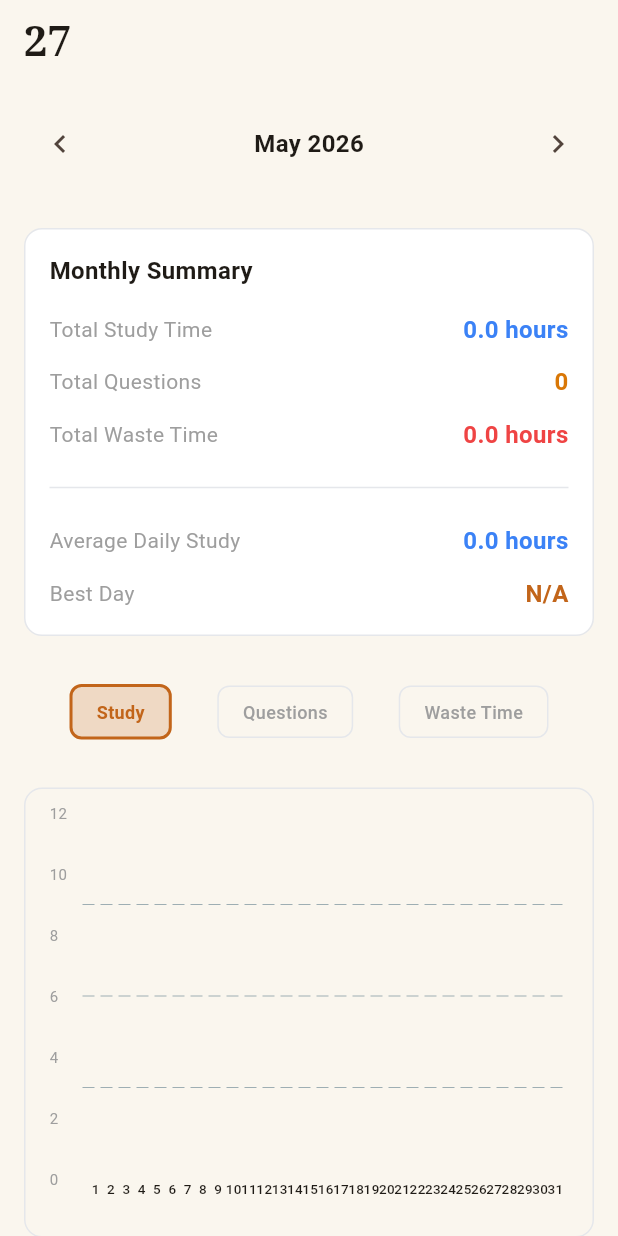
After one commit to sakshamgenz/1up-app, a Flutter app: the MonthlyStatsScreen screen opened directly, after a tap on the "chevron left" icon, on a phone screen of 412 x 824 dp. The commit adds this screen. Run offline on Flutter 3.47's test engine with Material 3 defaults, Android fonts, the light colour scheme and no system bars; drawn by our look-alikes of fl_chart; our stand-ins replace audioplayers, flutter_local_notifications, sqflite; missing offline and left inert: android_alarm_manager_plus; accounts and stored records are empty; Roboto replaces fonts that are missing (Serif); statements that could not run were skipped.

Commit message:
Step 7: Monthly Stats screen - monthly graph, summary, and consistency grid

```diff
--- a/lib/main.dart
+++ b/lib/main.dart
@@ -4,8 +4,10 @@ import 'theme/app_theme.dart';
 import 'providers/day_planner_provider.dart';
 import 'providers/day_review_provider.dart';
 import 'providers/weekly_stats_provider.dart';
+import 'providers/monthly_stats_provider.dart';
 import 'screens/day_planner_screen.dart';
 import 'screens/weekly_overview_screen.dart';
+import 'screens/monthly_stats_screen.dart';
 
 void main() async {
   WidgetsFlutterBinding.ensureInitialized();
@@ -22,6 +24,7 @@ class MyApp extends StatelessWidget {
         ChangeNotifierProvider(create: (_) => DayPlannerProvider()),
         ChangeNotifierProvider(create: (_) => DayReviewProvider()),
         ChangeNotifierProvider(create: (_) => WeeklyStatsProvider()),
+        ChangeNotifierProvider(create: (_) => MonthlyStatsProvider()),
       ],
       child: MaterialApp(
         title: 'JEE Planner',
@@ -51,8 +54,7 @@ class _MainNavigationState extends State<MainNavigation> {
         children: const [
           DayPlannerScreen(),
           WeeklyOverviewScreen(),
-          // Stats screen will be added in Step 7
-          Placeholder(),
+          MonthlyStatsScreen(),
         ],
       ),
       bottomNavigationBar: BottomNavigationBar(
--- /dev/null
+++ b/lib/providers/monthly_stats_provider.dart
@@ -0,0 +1,125 @@
+import 'package:flutter/material.dart';
+import 'package:intl/intl.dart';
+import '../models/task.dart';
+import '../models/task_log.dart';
+import '../database/database_helper.dart';
+
+class MonthlyStatsProvider extends ChangeNotifier {
+  final DatabaseHelper _dbHelper = DatabaseHelper();
+  Map<String, Map<String, dynamic>> _dailyStats = {};
+  DateTime _selectedMonth = DateTime.now();
+
+  Map<String, Map<String, dynamic>> get dailyStats => _dailyStats;
+  DateTime get selectedMonth => _selectedMonth;
+
+  Future<void> loadMonthlyStats(DateTime month) async {
+    _selectedMonth = DateTime(month.year, month.month);
+    _dailyStats = {};
+
+    final daysInMonth = DateTime(_selectedMonth.year, _selectedMonth.month + 1, 0).day;
+
+    for (int day = 1; day <= daysInMonth; day++) {
+      final date = DateTime(_selectedMonth.year, _selectedMonth.month, day);
+      final dateStr = DateFormat('yyyy-MM-dd').format(date);
+
+      final tasks = await _dbHelper.getTasksByDate(dateStr);
+
+      int studyMinutes = 0;
+      int questionsCount = 0;
+      int wasteTimeMinutes = 0;
+
+      for (final task in tasks) {
+        final t = Task.fromMap(task);
+        final logs = await _dbHelper.getTaskLogsByTaskId(t.id);
+
+        if (t.type == TaskType.study && logs.isNotEmpty) {
+          for (final log in logs) {
+            final taskLog = TaskLog.fromMap(log);
+            studyMinutes += taskLog.actualDurationMinutes;
+          }
+        } else if (t.type == TaskType.questions && logs.isNotEmpty) {
+          for (final log in logs) {
+            final taskLog = TaskLog.fromMap(log);
+            questionsCount += (taskLog.questionsAttempted ?? 0);
+          }
+        } else if (t.type == TaskType.wasteTime && logs.isNotEmpty) {
+          for (final log in logs) {
+            final taskLog = TaskLog.fromMap(log);
+            wasteTimeMinutes += taskLog.actualDurationMinutes;
+          }
+        }
+      }
+
+      _dailyStats[dateStr] = {
+        'study_hours': (studyMinutes / 60).toStringAsFixed(1),
+        'questions': questionsCount,
+        'waste_time_hours': (wasteTimeMinutes / 60).toStringAsFixed(1),
+        'date': date,
+        'study_minutes': studyMinutes,
+      };
+    }
+
+    notifyListeners();
+  }
+
+  void goToPreviousMonth() async {
+    final previousMonth = DateTime(_selectedMonth.year, _selectedMonth.month - 1);
+    await loadMonthlyStats(previousMonth);
+  }
+
+  void goToNextMonth() async {
+    final nextMonth = DateTime(_selectedMonth.year, _selectedMonth.month + 1);
+    await loadMonthlyStats(nextMonth);
+  }
+
+  void goToCurrentMonth() async {
+    await loadMonthlyStats(DateTime.now());
+  }
+
+  double getMonthlyTotalStudy() {
+    double total = 0;
+    for (final stats in _dailyStats.values) {
+      total += double.parse(stats['study_hours'].toString());
+    }
+    return total;
+  }
+
+  int getMonthlyTotalQuestions() {
+    int total = 0;
+    for (final stats in _dailyStats.values) {
+      total += (stats['questions'] as int);
+    }
+    return total;
+  }
+
+  double getMonthlyTotalWasteTime() {
+    double total = 0;
+    for (final stats in _dailyStats.values) {
+      total += double.parse(stats['waste_time_hours'].toString());
+    }
+    return total;
+  }
+
+  double getMonthlyAverageDailyStudy() {
+    final total = getMonthlyTotalStudy();
+    final daysInMonth = DateTime(_selectedMonth.year, _selectedMonth.month + 1, 0).day;
+    return total / daysInMonth;
+  }
+
+  String getBestDay() {
+    double maxStudy = 0;
+    String bestDayStr = '';
+
+    _dailyStats.forEach((dateStr, stats) {
+      final studyHours = double.parse(stats['study_hours'].toString());
+      if (studyHours > maxStudy) {
+        maxStudy = studyHours;
+        bestDayStr = dateStr;
+      }
+    });
+
+    if (bestDayStr.isEmpty) return 'N/A';
+    final date = DateTime.parse(bestDayStr);
+    return '${date.day} (${maxStudy.toStringAsFixed(1)}h)';
+  }
+}
--- /dev/null
+++ b/lib/screens/monthly_stats_screen.dart
@@ -0,0 +1,228 @@
+import 'package:flutter/material.dart';
+import 'package:provider/provider.dart';
+import 'package:intl/intl.dart';
+import '../providers/monthly_stats_provider.dart';
+import '../theme/app_theme.dart';
+import '../utils/utils.dart';
+import '../widgets/monthly_graph.dart';
+import '../widgets/consistency_grid.dart';
+
+class MonthlyStatsScreen extends StatefulWidget {
+  const MonthlyStatsScreen({Key? key}) : super(key: key);
+
+  @override
+  State<MonthlyStatsScreen> createState() => _MonthlyStatsScreenState();
+}
+
+class _MonthlyStatsScreenState extends State<MonthlyStatsScreen> {
+  late MonthlyStatsProvider _monthlyProvider;
+  int _selectedMetric = 0; // 0: study, 1: questions, 2: waste time
+
+  @override
+  void initState() {
+    super.initState();
+    _monthlyProvider = context.read<MonthlyStatsProvider>();
+    WidgetsBinding.instance.addPostFrameCallback((_) {
+      _monthlyProvider.loadMonthlyStats(DateTime.now());
+    });
+  }
+
+  @override
+  Widget build(BuildContext context) {
+    return Scaffold(
+      appBar: AppBar(
+        elevation: 0,
+        backgroundColor: AppColors.background,
+        title: const Text('27'),
+        centerTitle: false,
+      ),
+      body: Consumer<MonthlyStatsProvider>(
+        builder: (context, provider, _) {
+          return SingleChildScrollView(
+            child: Column(
+              children: [
+                _buildMonthHeader(provider),
+                _buildMonthlyStats(provider),
+                _buildGraphSection(provider),
+                _buildConsistencyGrid(provider),
+              ],
+            ),
+          );
+        },
+      ),
+    );
+  }
+
+  Widget _buildMonthHeader(MonthlyStatsProvider provider) {
+    return Padding(
+      padding: const EdgeInsets.all(16.0),
+      child: Row(
+        mainAxisAlignment: MainAxisAlignment.spaceBetween,
+        children: [
+          IconButton(
+            icon: const Icon(Icons.chevron_left),
+            onPressed: provider.goToPreviousMonth,
+          ),
+          Text(
+            TimeUtils.getMonthYear(provider.selectedMonth),
+            style: const TextStyle(
+              fontSize: 16,
+              fontWeight: FontWeight.w600,
+            ),
+          ),
+          IconButton(
+            icon: const Icon(Icons.chevron_right),
+            onPressed: provider.goToNextMonth,
+          ),
+        ],
+      ),
+    );
+  }
+
+  Widget _buildMonthlyStats(MonthlyStatsProvider provider) {
+    return Container(
+      margin: const EdgeInsets.all(16.0),
+      padding: const EdgeInsets.all(16.0),
+      decoration: BoxDecoration(
+        color: AppColors.cardBackground,
+        borderRadius: BorderRadius.circular(12),
+        border: Border.all(color: AppColors.divider),
+      ),
+      child: Column(
+        crossAxisAlignment: CrossAxisAlignment.start,
+        children: [
+          const Text(
+            'Monthly Summary',
+            style: TextStyle(
+              fontSize: 16,
+              fontWeight: FontWeight.w600,
+            ),
+          ),
+          const SizedBox(height: 16),
+          _buildStatRow(
+            'Total Study Time',
+            '${provider.getMonthlyTotalStudy().toStringAsFixed(1)} hours',
+            AppColors.physicsBlue,
+          ),
+          const SizedBox(height: 12),
+          _buildStatRow(
+            'Total Questions',
+            '${provider.getMonthlyTotalQuestions()}',
+            AppColors.mathsAmber,
+          ),
+          const SizedBox(height: 12),
+          _buildStatRow(
+            'Total Waste Time',
+            '${provider.getMonthlyTotalWasteTime().toStringAsFixed(1)} hours',
+            AppColors.wasteTimeRed,
+          ),
+          const SizedBox(height: 16),
+          const Divider(color: AppColors.divider),
+          const SizedBox(height: 16),
+          _buildStatRow(
+            'Average Daily Study',
+            '${provider.getMonthlyAverageDailyStudy().toStringAsFixed(1)} hours',
+            AppColors.physicsBlue,
+          ),
+          const SizedBox(height: 12),
+          _buildStatRow(
+            'Best Day',
+            provider.getBestDay(),
+            AppColors.accentOrange,
+          ),
+        ],
+      ),
+    );
+  }
+
+  Widget _buildStatRow(String label, String value, Color color) {
+    return Row(
+      mainAxisAlignment: MainAxisAlignment.spaceBetween,
+      children: [
+        Text(
+          label,
+          style: const TextStyle(
+            fontSize: 14,
+            color: Colors.grey,
+          ),
+        ),
+        Text(
+          value,
+          style: TextStyle(
+            fontSize: 16,
+            fontWeight: FontWeight.w600,
+            color: color,
+          ),
+        ),
+      ],
+    );
+  }
+
+  Widget _buildGraphSection(MonthlyStatsProvider provider) {
+    return Column(
+      children: [
+        Padding(
+          padding: const EdgeInsets.all(16.0),
+          child: Row(
+            mainAxisAlignment: MainAxisAlignment.spaceEvenly,
+            children: [
+              _buildMetricToggle(0, 'Study', _selectedMetric == 0),
+              _buildMetricToggle(1, 'Questions', _selectedMetric == 1),
+              _buildMetricToggle(2, 'Waste Time', _selectedMetric == 2),
+            ],
+          ),
+        ),
+        MonthlyGraph(
+          provider: provider,
+          metricIndex: _selectedMetric,
+        ),
+      ],
+    );
+  }
+
+  Widget _buildConsistencyGrid(MonthlyStatsProvider provider) {
+    return Column(
+      crossAxisAlignment: CrossAxisAlignment.start,
+      children: [
+        Padding(
+          padding: const EdgeInsets.all(16.0),
+          child: const Text(
+            'Consistency Tracker',
+            style: TextStyle(
+              fontSize: 16,
+              fontWeight: FontWeight.w600,
+            ),
+          ),
+        ),
+        ConsistencyGrid(provider: provider),
+        const SizedBox(height: 24),
+      ],
+    );
+  }
+
+  Widget _buildMetricToggle(int index, String label, bool isSelected) {
+    return GestureDetector(
+      onTap: () => setState(() => _selectedMetric = index),
+      child: Container(
+        padding: const EdgeInsets.symmetric(horizontal: 16, vertical: 8),
+        decoration: BoxDecoration(
+          color: isSelected
+              ? AppColors.accentOrange.withOpacity(0.2)
+              : AppColors.background,
+          borderRadius: BorderRadius.circular(8),
+          border: isSelected
+              ? Border.all(color: AppColors.accentOrange, width: 2)
+              : Border.all(color: AppColors.divider),
+        ),
+        child: Text(
+          label,
+          style: TextStyle(
+            fontSize: 12,
+            fontWeight: isSelected ? FontWeight.bold : FontWeight.w500,
+            color: isSelected ? AppColors.accentOrange : Colors.grey,
+          ),
+        ),
+      ),
+    );
+  }
+}
--- /dev/null
+++ b/lib/widgets/consistency_grid.dart
@@ -0,0 +1,198 @@
+import 'package:flutter/material.dart';
+import 'package:intl/intl.dart';
+import '../providers/monthly_stats_provider.dart';
+import '../theme/app_theme.dart';
+
+class ConsistencyGrid extends StatelessWidget {
+  final MonthlyStatsProvider provider;
+
+  const ConsistencyGrid({Key? key, required this.provider}) : super(key: key);
+
+  @override
+  Widget build(BuildContext context) {
+    final daysInMonth = DateTime(
+      provider.selectedMonth.year,
+      provider.selectedMonth.month + 1,
+      0,
+    ).day;
+
+    final dayLabels = ['Mon', 'Tue', 'Wed', 'Thu', 'Fri', 'Sat', 'Sun'];
+    final firstDayOfMonth = DateTime(
+      provider.selectedMonth.year,
+      provider.selectedMonth.month,
+      1,
+    );
+    final firstWeekday = firstDayOfMonth.weekday - 1;
+
+    return Container(
+      margin: const EdgeInsets.symmetric(horizontal: 16.0),
+      padding: const EdgeInsets.all(16.0),
+      decoration: BoxDecoration(
+        color: AppColors.cardBackground,
+        borderRadius: BorderRadius.circular(12),
+        border: Border.all(color: AppColors.divider),
+      ),
+      child: Column(
+        crossAxisAlignment: CrossAxisAlignment.start,
+        children: [
+          // Day labels
+          Row(
+            mainAxisAlignment: MainAxisAlignment.spaceEvenly,
+            children: dayLabels
+                .map(
+                  (label) => SizedBox(
+                    width: 45,
+                    child: Text(
+                      label,
+                      textAlign: TextAlign.center,
+                      style: const TextStyle(
+                        fontSize: 10,
+                        fontWeight: FontWeight.w600,
+                        color: Colors.grey,
+                      ),
+                    ),
+                  ),
+                )
+                .toList(),
+          ),
+          const SizedBox(height: 12),
+          // Grid of days
+          ..._buildWeeks(daysInMonth, firstWeekday, provider),
+          const SizedBox(height: 12),
+          // Legend
+          Row(
+            mainAxisAlignment: MainAxisAlignment.spaceBetween,
+            children: [
+              _buildLegendItem('0h', AppColors.background),
+              _buildLegendItem('1-4h', AppColors.accentOrange.withOpacity(0.3)),
+              _buildLegendItem('4-8h', AppColors.accentOrange.withOpacity(0.6)),
+              _buildLegendItem('8+h', AppColors.accentOrange),
+            ],
+          ),
+        ],
+      ),
+    );
+  }
+
+  List<Widget> _buildWeeks(
+    int daysInMonth,
+    int firstWeekday,
+    MonthlyStatsProvider provider,
+  ) {
+    final weeks = <Widget>[];
+    int dayCounter = 1;
+
+    while (dayCounter <= daysInMonth) {
+      final week = <Widget>[];
+
+      // Add empty cells for days before the month starts
+      if (weeks.isEmpty) {
+        for (int i = 0; i < firstWeekday; i++) {
+          week.add(
+            SizedBox(
+              width: 45,
+              height: 45,
+              child: Container(),
+            ),
+          );
+        }
+      }
+
+      // Add day cells
+      while (week.length < 7 && dayCounter <= daysInMonth) {
+        final date = DateTime(
+          provider.selectedMonth.year,
+          provider.selectedMonth.month,
+          dayCounter,
+        );
+        final dateStr = DateFormat('yyyy-MM-dd').format(date);
+        final stats = provider.dailyStats[dateStr];
+
+        final studyMinutes = (stats?['study_minutes'] as int?) ?? 0;
+        final studyHours = studyMinutes / 60;
+
+        week.add(_buildDayCell(dayCounter, studyHours));
+        dayCounter++;
+      }
+
+      // Add empty cells to complete the week
+      while (week.length < 7) {
+        week.add(
+          SizedBox(
+            width: 45,
+            height: 45,
+            child: Container(),
+          ),
+        );
+      }
+
+      weeks.add(
+        Row(
+          mainAxisAlignment: MainAxisAlignment.spaceEvenly,
+          children: week,
+        ),
+      );
+      weeks.add(const SizedBox(height: 8));
+    }
+
+    return weeks;
+  }
+
+  Widget _buildDayCell(int day, double studyHours) {
+    Color cellColor;
+
+    if (studyHours >= 8) {
+      cellColor = AppColors.accentOrange;
+    } else if (studyHours >= 4) {
+      cellColor = AppColors.accentOrange.withOpacity(0.6);
+    } else if (studyHours >= 1) {
+      cellColor = AppColors.accentOrange.withOpacity(0.3);
+    } else {
+      cellColor = AppColors.background;
+    }
+
+    return Container(
+      width: 45,
+      height: 45,
+      decoration: BoxDecoration(
+        color: cellColor,
+        borderRadius: BorderRadius.circular(6),
+        border: Border.all(color: AppColors.divider, width: 0.5),
+      ),
+      child: Center(
+        child: Text(
+          day.toString(),
+          style: const TextStyle(
+            fontSize: 11,
+            fontWeight: FontWeight.w600,
+            color: AppColors.primaryText,
+          ),
+        ),
+      ),
+    );
+  }
+
+  Widget _buildLegendItem(String label, Color color) {
+    return Row(
+      mainAxisSize: MainAxisSize.min,
+      children: [
+        Container(
+          width: 12,
+          height: 12,
+          decoration: BoxDecoration(
+            color: color,
+            borderRadius: BorderRadius.circular(2),
+          ),
+        ),
+        const SizedBox(width: 4),
+        Text(
+          label,
+          style: const TextStyle(
+            fontSize: 10,
+            color: Colors.grey,
+          ),
+        ),
+      ],
+    );
+  }
+}
--- /dev/null
+++ b/lib/widgets/monthly_graph.dart
@@ -0,0 +1,158 @@
+import 'package:flutter/material.dart';
+import 'package:fl_chart/fl_chart.dart';
+import 'package:intl/intl.dart';
+import '../providers/monthly_stats_provider.dart';
+
+class MonthlyGraph extends StatelessWidget {
+  final MonthlyStatsProvider provider;
+  final int metricIndex; // 0: study, 1: questions, 2: waste time
+
+  const MonthlyGraph({
+    Key? key,
+    required this.provider,
+    required this.metricIndex,
+  }) : super(key: key);
+
+  @override
+  Widget build(BuildContext context) {
+    final daysInMonth = DateTime(
+      provider.selectedMonth.year,
+      provider.selectedMonth.month + 1,
+      0,
+    ).day;
+
+    final barGroups = <BarChartGroupData>[];
+    double maxY = 10;
+
+    for (int day = 1; day <= daysInMonth; day++) {
+      final date = DateTime(
+        provider.selectedMonth.year,
+        provider.selectedMonth.month,
+        day,
+      );
+      final dateStr = DateFormat('yyyy-MM-dd').format(date);
+      final stats = provider.dailyStats[dateStr];
+
+      double value = 0;
+      if (stats != null) {
+        if (metricIndex == 0) {
+          // Study time in hours
+          value = double.parse(stats['study_hours'].toString());
+        } else if (metricIndex == 1) {
+          // Questions attempted
+          value = (stats['questions'] as int).toDouble();
+        } else {
+          // Waste time in hours
+          value = double.parse(stats['waste_time_hours'].toString());
+        }
+      }
+
+      barGroups.add(
+        BarChartGroupData(
+          x: day - 1,
+          barRods: [
+            BarChartRodData(
+              toY: value,
+              color: _getBarColor(metricIndex),
+              width: 3,
+              borderRadius: const BorderRadius.vertical(
+                top: Radius.circular(3),
+              ),
+            ),
+          ],
+        ),
+      );
+
+      if (value > maxY) {
+        maxY = value;
+      }
+    }
+
+    // Add some padding to max Y
+    maxY = (maxY * 1.2).ceilToDouble();
+
+    return Padding(
+      padding: const EdgeInsets.all(16.0),
+      child: Container(
+        height: 300,
+        decoration: BoxDecoration(
+          color: const Color(0xFFFAF6EE),
+          borderRadius: BorderRadius.circular(12),
+          border: Border.all(color: const Color(0xFFE5E7EB)),
+        ),
+        padding: const EdgeInsets.all(16),
+        child: BarChart(
+          BarChartData(
+            alignment: BarChartAlignment.spaceEvenly,
+            maxY: maxY,
+            barTouchData: BarTouchData(
+              enabled: true,
+              touchTooltipData: BarTouchTooltipData(
+                tooltipBgColor: const Color(0xFF1F1B16),
+                tooltipRoundedRadius: 8,
+              ),
+            ),
+            titlesData: FlTitlesData(
+              show: true,
+              bottomTitles: AxisTitles(
+                sideTitles: SideTitles(
+                  showTitles: true,
+                  interval: daysInMonth > 20 ? 5 : 1,
+                  getTitlesWidget: (value, meta) {
+                    return Text(
+                      (value.toInt() + 1).toString(),
+                      style: const TextStyle(
+                        fontSize: 9,
+                        fontWeight: FontWeight.w500,
+                      ),
+                    );
+                  },
+                ),
+              ),
+              leftTitles: AxisTitles(
+                sideTitles: SideTitles(
+                  showTitles: true,
+                  getTitlesWidget: (value, meta) {
+                    return Text(
+                      value.toInt().toString(),
+                      style: const TextStyle(
+                        fontSize: 10,
+                        color: Colors.grey,
+                      ),
+                    );
+                  },
+                ),
+              ),
+              topTitles: const AxisTitles(
+                sideTitles: SideTitles(showTitles: false),
+              ),
+              rightTitles: const AxisTitles(
+                sideTitles: SideTitles(showTitles: false),
+              ),
+            ),
+            borderData: FlBorderData(show: false),
+            barGroups: barGroups,
+            gridData: FlGridData(
+              show: true,
+              drawVerticalLine: false,
+              horizontalInterval: (maxY / 5).ceilToDouble(),
+            ),
+          ),
+        ),
+      ),
+    );
+  }
+
+  Color _getBarColor(int index) {
+    switch (index) {
+      case 0:
+        return const Color(0xFF3B82F6); // Study - Blue
+      case 1:
+        return const Color(0xFFD97706); // Questions - Amber
+      case 2:
+        return const Color(0xFFEF4444); // Waste time - Red
+      default:
+        return const Color(0xFFC2651A); // Default - Orange
+    }
+  }
+}
```
